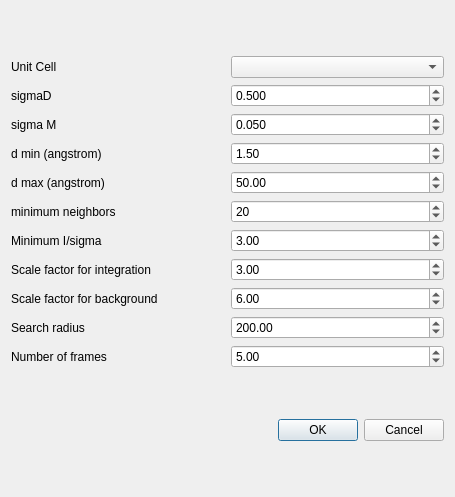
Before: the Qt Designer form apps/nsxqt/ui/DialogPredictPeaks.ui in k61n/openhkl, drawn with Qt 5.
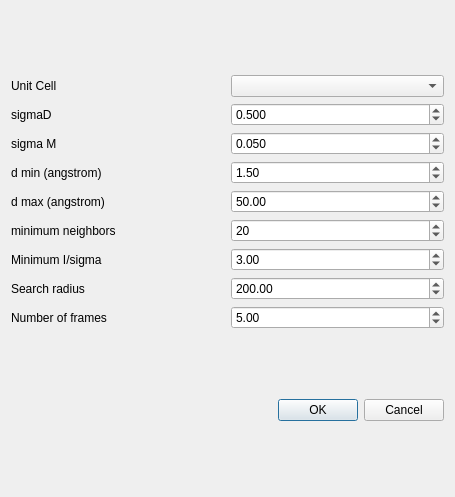
After: the same form once the commit is applied.

Commit message: Removed unused peak and background scale from DialogPredictPeaks

```diff
--- a/apps/nsxqt/ui/DialogPredictPeaks.ui
+++ b/apps/nsxqt/ui/DialogPredictPeaks.ui
@@ -26,16 +26,6 @@
    </item>
    <item row="0" column="0">
     <layout class="QGridLayout" name="gridLayout_2">
-     <item row="11" column="2">
-      <widget class="QDoubleSpinBox" name="bkgScaleSpinBox">
-       <property name="singleStep">
-        <double>0.100000000000000</double>
-       </property>
-       <property name="value">
-        <double>6.000000000000000</double>
-       </property>
-      </widget>
-     </item>
      <item row="6" column="2">
       <widget class="QSpinBox" name="neighborSpinBox">
        <property name="maximum">
@@ -86,13 +76,6 @@
        </property>
       </widget>
      </item>
-     <item row="10" column="0">
-      <widget class="QLabel" name="label_8">
-       <property name="text">
-        <string>Scale factor for integration</string>
-       </property>
-      </widget>
-     </item>
      <item row="5" column="0">
       <widget class="QLabel" name="label_2">
        <property name="text">
@@ -100,23 +83,6 @@
        </property>
       </widget>
      </item>
-     <item row="11" column="0">
-      <widget class="QLabel" name="label_9">
-       <property name="text">
-        <string>Scale factor for background</string>
-       </property>
-      </widget>
-     </item>
-     <item row="10" column="2">
-      <widget class="QDoubleSpinBox" name="peakScaleSpinBox">
-       <property name="singleStep">
-        <double>0.100000000000000</double>
-       </property>
-       <property name="value">
-        <double>3.000000000000000</double>
-       </property>
-      </widget>
-     </item>
      <item row="7" column="2">
       <widget class="QDoubleSpinBox" name="sigmaSpinBox">
        <property name="maximum">
@@ -187,21 +153,21 @@
        </property>
       </widget>
      </item>
-     <item row="12" column="0">
+     <item row="10" column="0">
       <widget class="QLabel" name="label_7">
        <property name="text">
         <string>Search radius</string>
        </property>
       </widget>
      </item>
-     <item row="13" column="0">
+     <item row="11" column="0">
       <widget class="QLabel" name="label_11">
        <property name="text">
         <string>Number of frames</string>
        </property>
       </widget>
      </item>
-     <item row="12" column="2">
+     <item row="10" column="2">
       <widget class="QDoubleSpinBox" name="radius">
        <property name="maximum">
         <double>10000.000000000000000</double>
@@ -211,7 +177,7 @@
        </property>
       </widget>
      </item>
-     <item row="13" column="2">
+     <item row="11" column="2">
       <widget class="QDoubleSpinBox" name="nframes">
        <property name="maximum">
         <double>10000.000000000000000</double>
```
Left out of the diff: 6 changed lines with no effect on the pictures. The commit also changes 2 other files.
